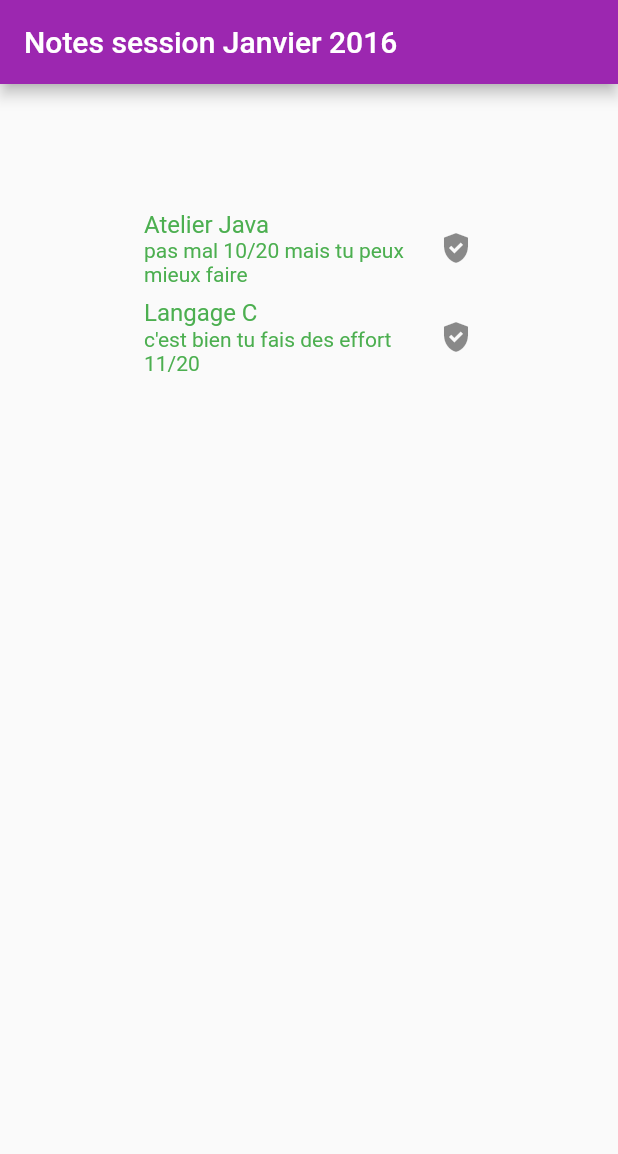
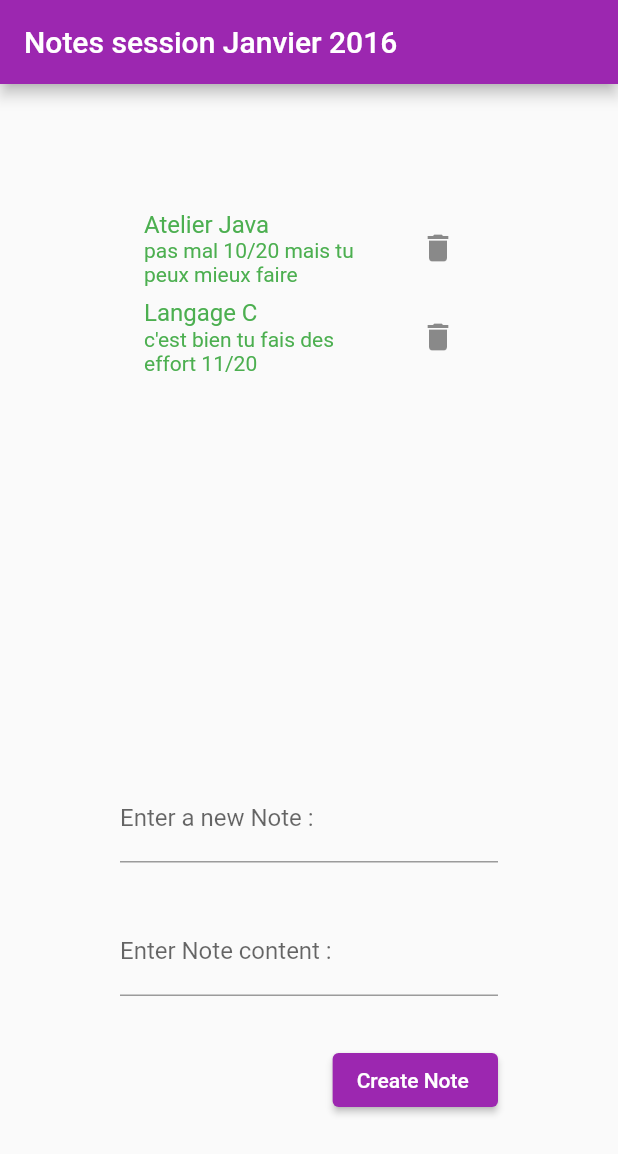
Before and after one commit to Dorcas2217/Mobile, a Flutter app: the screen it shows after launch, on a phone screen of 412 x 824 dp. Shown: the top 1154 px of the screen. Run offline on Flutter 3.47's test engine with Material 2 defaults, Android fonts, the phone set to English and light mode, and no system bars; missing offline and left inert: dart:js.

Commit message:
F04.3 Formulaire

```diff
--- a/ex3/lib/home_screen.dart
+++ b/ex3/lib/home_screen.dart
@@ -13,6 +13,25 @@ class HomeScreen extends StatefulWidget {
 class _HomeScreenState extends State<HomeScreen> {
 
   final displayNotes = [ for ( var note in defaultList ) note];
+
+  void changeStateButton(note){
+    setState(() {
+      displayNotes.remove(note);
+    });
+  }
+
+  final controllerTitle = TextEditingController();
+  final controllerContent = TextEditingController();
+  final key = GlobalKey<FormState>();
+
+  // Clean up the controller when the widget is disposed.
+  // mais quel widget du coup ?
+  @override
+  void dispose() {
+    controllerTitle.dispose();
+    super.dispose();
+  }
+
   @override
   Widget build(BuildContext context) {
     return Scaffold(
@@ -21,13 +40,55 @@ class _HomeScreenState extends State<HomeScreen> {
       ),
       body: Container(
         padding: const EdgeInsets.all(80),
-        child: Center(
-          child: ListView.builder(
-              itemCount: displayNotes.length,
-              itemBuilder: (context, index) => NotesRow(
-                  note: displayNotes[index]),
-          )
-        )
+        child: Column(
+          children: [
+            Expanded(
+              child: ListView.builder(
+                itemCount: displayNotes.length,
+                itemBuilder: (context, index) =>
+                    NotesRow(note: displayNotes[index], deleteNote: (note){
+                      changeStateButton(note);
+                    }),),
+          ),
+            const SizedBox(height: 8),
+            Form(
+              key: key,
+              child: Column(
+                crossAxisAlignment: CrossAxisAlignment.end,
+                children : [
+                  TextFormField(
+                    controller: controllerTitle,
+                    decoration: const InputDecoration(labelText: "Enter a new Note : " ),
+                    validator: (value) => (value == null || value.isEmpty) ? " The Title note can't be empty": null,
+                                  ),
+                 const SizedBox(height: 30),
+                  TextFormField(
+                    controller: controllerContent,
+                    decoration: const InputDecoration(labelText: "Enter Note content :" ),
+                      validator: (value) => (value == null || value.isEmpty) ? " The note content can't be empty": null,
+                                 ),
+
+                 Padding(padding: const EdgeInsets.symmetric(vertical: 16.0)),
+                  ElevatedButton(
+                    child: const Text("Create Note "),
+                    onPressed: () {
+                      if (key.currentState!.validate()) {
+                        setState(() {
+                          displayNotes.add(
+                              Notes(
+                                  titre: controllerTitle.text, texte: controllerContent.text));
+                          controllerTitle.text = "";
+                          controllerContent.text = "";
+                        });
+                      }
+                    },
+                  )
+              ],
+              )
+            )
+        ]
+      )
+
       ),
     );
   }
--- a/ex3/lib/notes_row.dart
+++ b/ex3/lib/notes_row.dart
@@ -4,8 +4,13 @@ import 'notes.dart';
 
 class NotesRow extends StatelessWidget {
   final Notes note ;
+  final void Function(Notes) deleteNote;
 
-  const NotesRow({Key? key, required this.note}) : super(key: key);
+  const NotesRow({
+    Key? key,
+    required this.note,
+    required this.deleteNote})
+      : super(key: key);
 
   @override
   Widget build(BuildContext context) {
@@ -13,7 +18,10 @@ class NotesRow extends StatelessWidget {
       title: Text(note.titre),
       subtitle: Text(note.texte),
       textColor: Colors.green,
-      trailing: Icon(Icons.gpp_good),
+      trailing: IconButton(
+        icon: const Icon (Icons.delete),
+        onPressed:  () {deleteNote(note);},
+      ),
     );
   }
 }
```
